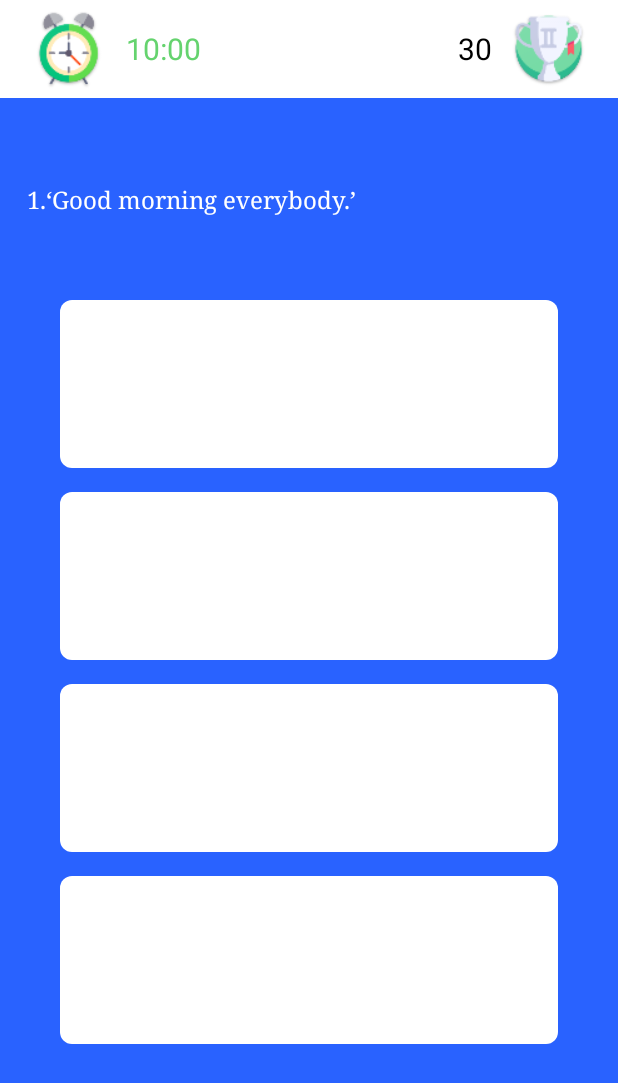
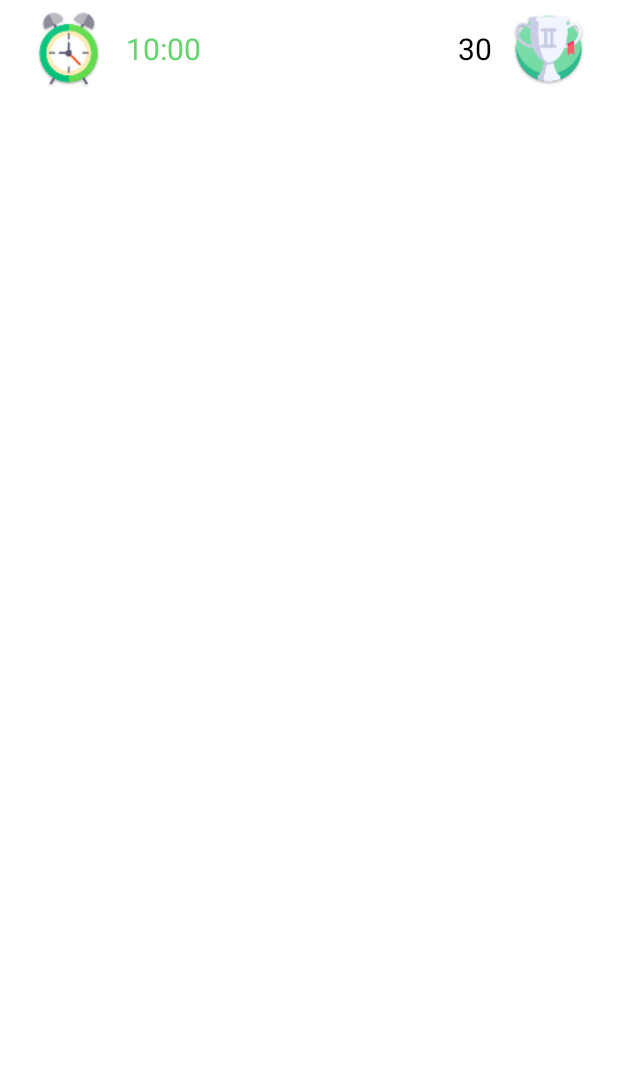
Before and after one commit to ghores/quizapp-xml-java, an Android app: the layout activity_main.xml on its own in the app's theme, with its tools: preview values and no code run, on a phone screen of 412 x 824 dp. Shown: the top 1083 px of the screen. Run offline under Robolectric (Android 15) with nearby library versions, the phone set to English and light mode, and no system bars.

Commit message:
fix crash

```diff
--- a/app/src/main/java/com/example/quizgame/MainActivity.java
+++ b/app/src/main/java/com/example/quizgame/MainActivity.java
@@ -11,6 +11,7 @@ import android.view.animation.AlphaAnimation;
 import android.view.animation.Animation;
 import android.widget.Button;
 import android.widget.FrameLayout;
+import android.widget.LinearLayout;
 import android.widget.TextView;
 
 import java.util.Locale;
@@ -30,6 +31,7 @@ public class MainActivity extends AppCompatActivity implements View.OnClickListe
     private TextView option3Button;
     private TextView pointTextView;
     private TextView remainingTimeTextView;
+    private LinearLayout linear;
     private Question currentQuestion;
     private int point;
     private Timer timer;
@@ -62,6 +64,7 @@ public class MainActivity extends AppCompatActivity implements View.OnClickListe
         pointTextView = findViewById(R.id.textView_main_point);
         remainingTimeTextView = findViewById(R.id.textView_main_remainingTime);
         Button exitButton = findViewById(R.id.button_main_exit);
+        linear = findViewById(R.id.linear);
         exitButton.setOnClickListener(new View.OnClickListener() {
             @Override
             public void onClick(View view) {
@@ -89,6 +92,7 @@ public class MainActivity extends AppCompatActivity implements View.OnClickListe
         startBtn.setOnStartButtonClickListener(new View.OnClickListener() {
             @Override
             public void onClick(View v) {
+                linear.setVisibility(View.VISIBLE);
                 AlphaAnimation alphaAnimation = new AlphaAnimation(1f, 0f);
                 alphaAnimation.setDuration(300);
                 alphaAnimation.setAnimationListener(new Animation.AnimationListener() {
--- a/app/src/main/res/layout/activity_main.xml
+++ b/app/src/main/res/layout/activity_main.xml
@@ -54,6 +54,8 @@
     </RelativeLayout>
 
     <LinearLayout
+        android:visibility="gone"
+        android:id="@+id/linear"
         android:layout_width="match_parent"
         android:layout_height="match_parent"
         android:layout_below="@id/rel_main_toolbar"
```
